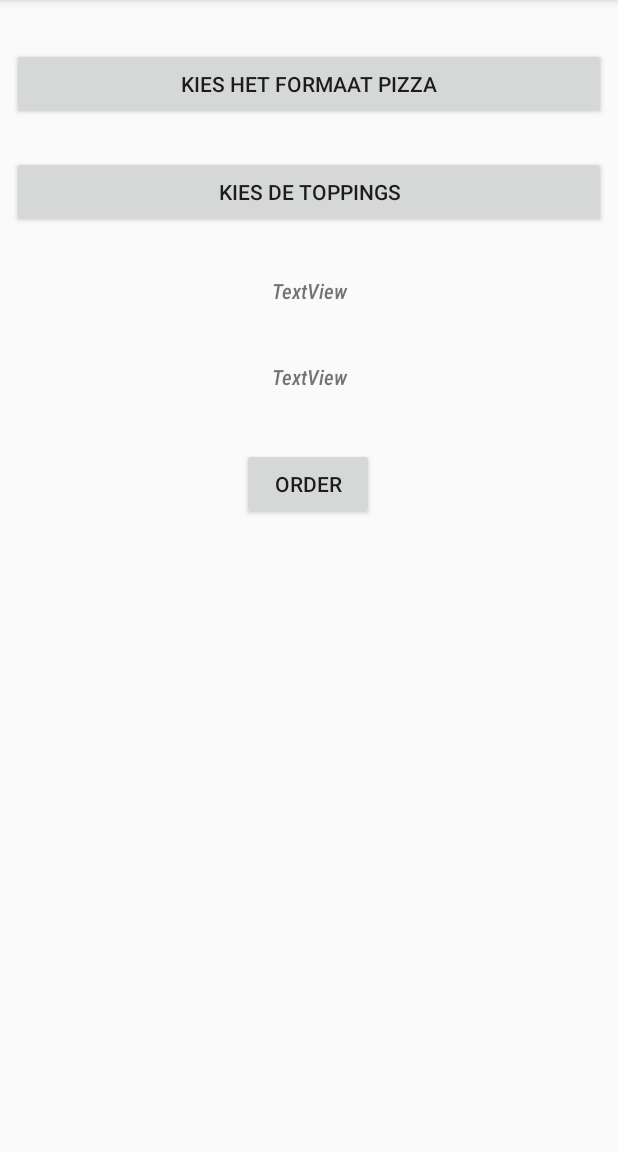
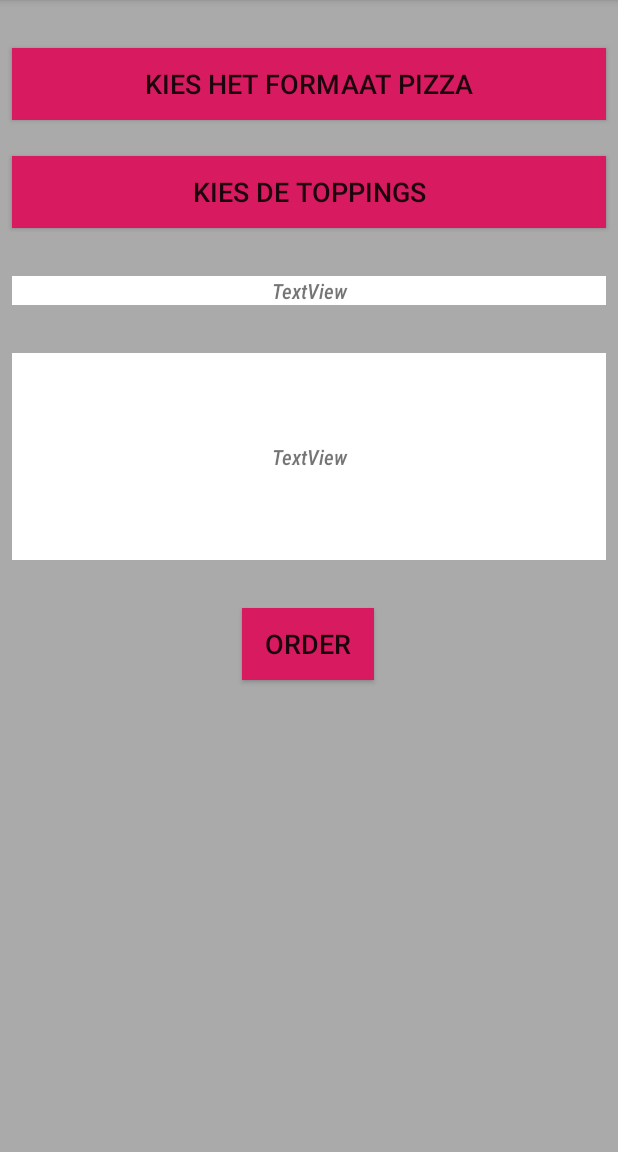
Before and after one commit to IlhamHO/PizzaApplication-master, an Android app: the screen it shows after launch (MainActivity), on a phone screen of 412 x 824 dp, the part 84-1236 px from its top. Run offline under Robolectric (Android 15) with nearby library versions, the phone set to English and light mode, and no system bars.

Commit message:
backgroud color- activity_main.xml

```diff
--- a/app/src/main/res/layout/activity_main.xml
+++ b/app/src/main/res/layout/activity_main.xml
@@ -5,9 +5,11 @@
     android:layout_width="match_parent"
     android:layout_height="match_parent"
     android:id="@+id/myLayout">
+
     <android.support.constraint.ConstraintLayout
         android:layout_width="match_parent"
         android:layout_height="match_parent"
+        android:background="@android:color/darker_gray"
         tools:context=".MainActivity">
 
         <Button
@@ -19,7 +21,9 @@
             android:layout_marginTop="32dp"
             android:layout_marginEnd="8dp"
             android:layout_marginRight="8dp"
+            android:background="@color/colorAccent"
             android:text="@string/text_btn_formatOrder"
+            android:textSize="18sp"
             app:layout_constraintEnd_toEndOf="parent"
             app:layout_constraintStart_toStartOf="parent"
             app:layout_constraintTop_toTopOf="parent" />
@@ -33,7 +37,9 @@
             android:layout_marginTop="24dp"
             android:layout_marginEnd="8dp"
             android:layout_marginRight="8dp"
+            android:background="@color/colorAccent"
             android:text="@string/text_btn_toppingsOrder"
+            android:textSize="18sp"
             app:layout_constraintEnd_toEndOf="parent"
             app:layout_constraintStart_toStartOf="parent"
             app:layout_constraintTop_toBottomOf="@+id/btn_formatOrder" />
@@ -41,12 +47,13 @@
         <TextView
             android:id="@+id/tv_order"
             android:layout_width="0dp"
-        android:layout_height="31dp"
+            android:layout_height="138dp"
             android:layout_marginStart="8dp"
             android:layout_marginLeft="8dp"
             android:layout_marginTop="32dp"
             android:layout_marginEnd="8dp"
             android:layout_marginRight="8dp"
+            android:background="@android:color/white"
             android:foregroundGravity="center"
             android:gravity="center"
             android:text="TextView"
@@ -66,6 +73,7 @@
             android:layout_marginTop="32dp"
             android:layout_marginEnd="8dp"
             android:layout_marginRight="8dp"
+            android:background="@android:color/white"
             android:gravity="center"
             android:text="TextView"
             android:textStyle="italic"
@@ -83,7 +91,9 @@
             android:layout_marginTop="32dp"
             android:layout_marginEnd="32dp"
             android:layout_marginRight="32dp"
+            android:background="@color/colorAccent"
             android:text="@string/text_btn_order"
+            android:textSize="18sp"
             app:layout_constraintEnd_toEndOf="parent"
             app:layout_constraintHorizontal_bias="0.498"
             app:layout_constraintStart_toStartOf="parent"
```
Lines whose indentation alone changed are shown as unchanged.
